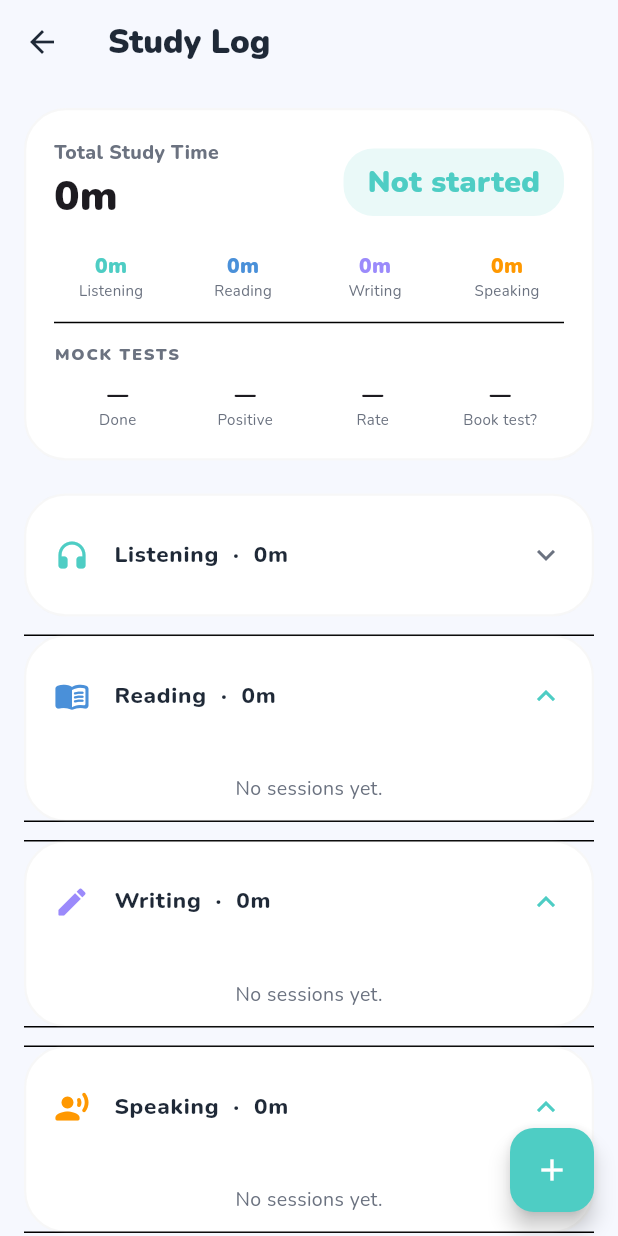
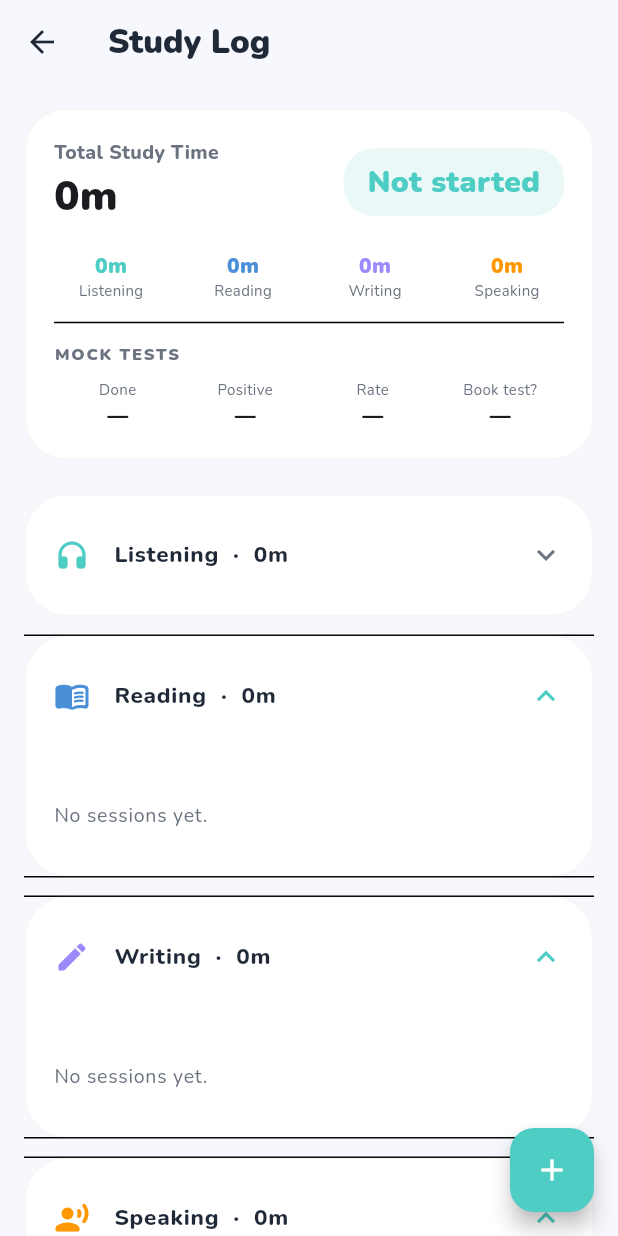
Before and after one commit to jrochaandrade/dailyEnglish, a Flutter app: the StudyLogScreen screen opened by its route, after a tap on an icon or button, on a phone screen of 412 x 824 dp. Run offline on Flutter 3.47's test engine with Material 3 defaults, Android fonts, the phone set to English and light mode, and no system bars; our stand-ins replace file_picker, flutter_riverpod, flutter_tts, go_router, google_fonts, google_sign_in and 2 more; missing offline and left inert: flame, flame_tiled, googleapis; accounts and stored records are empty.

Commit message:
fix: correct spec deviations in study_log_screen
- Empty state uses ListTile as specified
- Delete dialog title matches spec ("Delete this session?")
- _MockStat renders label above value as specified

Co-Authored-By: Claude Sonnet 4.6 <noreply@anthropic.com>

```diff
--- a/lib/screens/study/study_log_screen.dart
+++ b/lib/screens/study/study_log_screen.dart
@@ -197,15 +197,15 @@ class _MockStat extends StatelessWidget {
     return Expanded(
       child: Column(
         children: [
-          Text(value,
-              style: GoogleFonts.nunito(
-                  fontSize: 14, fontWeight: FontWeight.w900)),
           Text(label,
               style: GoogleFonts.nunito(
                   fontSize: 10,
                   color: Theme.of(context).colorScheme.onSurfaceVariant),
               overflow: TextOverflow.ellipsis,
               textAlign: TextAlign.center),
+          Text(value,
+              style: GoogleFonts.nunito(
+                  fontSize: 14, fontWeight: FontWeight.w900)),
         ],
       ),
     );
@@ -258,10 +258,8 @@ class _SkillGroup extends StatelessWidget {
         ),
         children: sessions.isEmpty
             ? [
-                Padding(
-                  padding: const EdgeInsets.symmetric(
-                      horizontal: 16, vertical: 12),
-                  child: Text('No sessions yet.',
+                ListTile(
+                  title: Text('No sessions yet.',
                       style: GoogleFonts.nunito(
                           fontSize: 13,
                           color: Theme.of(context)
@@ -328,7 +326,7 @@ class _SessionTile extends ConsumerWidget {
               final confirmed = await showDialog<bool>(
                 context: context,
                 builder: (ctx) => AlertDialog(
-                  title: const Text('Delete session?'),
+                  title: const Text('Delete this session?'),
                   content: const Text('This cannot be undone.'),
                   actions: [
                     TextButton(
```
